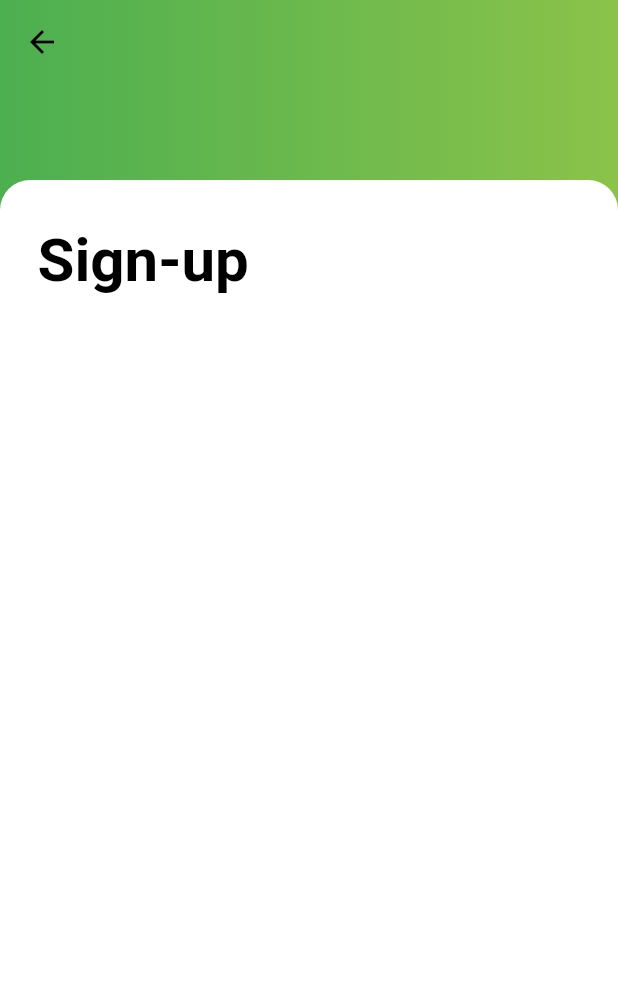
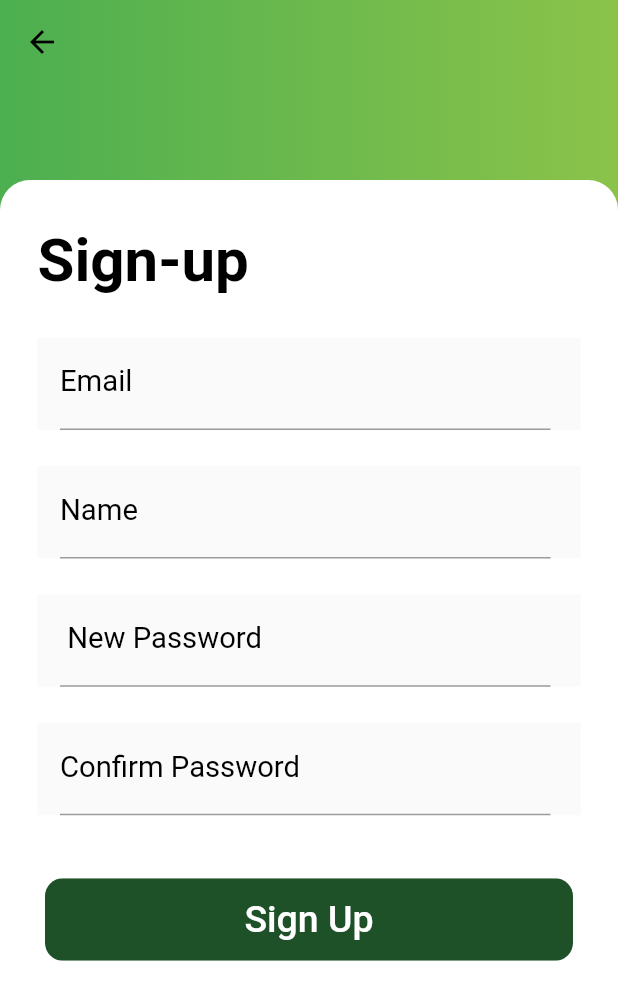
Before and after one commit to AnhTan1420/AppKeyboardShop, a Flutter app: the SignUpScreen screen opened by its route, on a phone screen of 412 x 824 dp. Shown: the top 1000 px of the screen. Run offline on Flutter 3.47's test engine with Material 2 defaults, Android fonts, the light colour scheme and no system bars; our stand-ins replace get; Roboto replaces fonts that are missing (Lat).

Commit message:
[hotrongson] update signup_screen

```diff
--- a/lib/screens/signup_screen.dart
+++ b/lib/screens/signup_screen.dart
@@ -82,6 +82,87 @@ class _SignUpScreenState extends State<SignUpScreen> {
                       ),
                       // SingleChildScrollView(
                       //   scrollDirection: Axis.vertical,
+                      // Form here
+                      Form(
+                          key: _formKey,
+                          child: Column(
+                            children: [
+                              InputTextWidget(
+                                  controller: _emailController,
+                                  labelText: "Email",
+                                  hintText: "Your email",
+                                  obscureText: false,
+                                  keyboardType: TextInputType.emailAddress),
+                              const SizedBox(
+                                height: 12.0,
+                              ),
+                              InputTextWidget(
+                                  controller: _name,
+                                  labelText: "Name",
+                                  hintText: "Enter your name",
+                                  obscureText: true,
+                                  keyboardType: TextInputType.text),
+                              const SizedBox(
+                                height: 12.0,
+                              ),
+                              InputTextWidget(
+                                  controller: _pass,
+                                  labelText: " New Password",
+                                  hintText: "Enter your password",
+                                  obscureText: true,
+                                  keyboardType: TextInputType.text),
+                              const SizedBox(
+                                height: 12.0,
+                              ),
+                              InputTextWidget(
+                                  controller: _confirmPass,
+                                  labelText: "Confirm Password",
+                                  hintText: "Confirm the password",
+                                  obscureText: true,
+                                  keyboardType: TextInputType.text),
+                              const SizedBox(
+                                height: 30.0,
+                              ),
+                              Container(
+                                height: 55.0,
+                                child: ElevatedButton(
+                                  onPressed: () async {
+                                    if (_formKey.currentState!.validate()) {
+                                      print("Sign up tapping");
+                                    }
+                                    //Get.to(ChoiceScreen());
+                                  },
+                                  style: ElevatedButton.styleFrom(
+                                    primary: Colors.white,
+                                    elevation: 0.0,
+                                    minimumSize: Size(screenWidth, 150),
+                                    padding:
+                                        EdgeInsets.symmetric(horizontal: 30),
+                                    shape: const RoundedRectangleBorder(
+                                      borderRadius:
+                                          BorderRadius.all(Radius.circular(0)),
+                                    ),
+                                  ),
+                                  child: Ink(
+                                    decoration: BoxDecoration(
+                                        color: const Color(
+                                            0xff1E5128), // Color(0xffF05945),
+                                        borderRadius:
+                                            BorderRadius.circular(12.0)),
+                                    child: Container(
+                                      alignment: Alignment.center,
+                                      child: const Text(
+                                        "Sign Up",
+                                        textAlign: TextAlign.center,
+                                        style: TextStyle(
+                                            color: Colors.white, fontSize: 25),
+                                      ),
+                                    ),
+                                  ),
+                                ),
+                              ),
+                            ],
+                          )),
                       // ),
                     ],
                   ),
```
